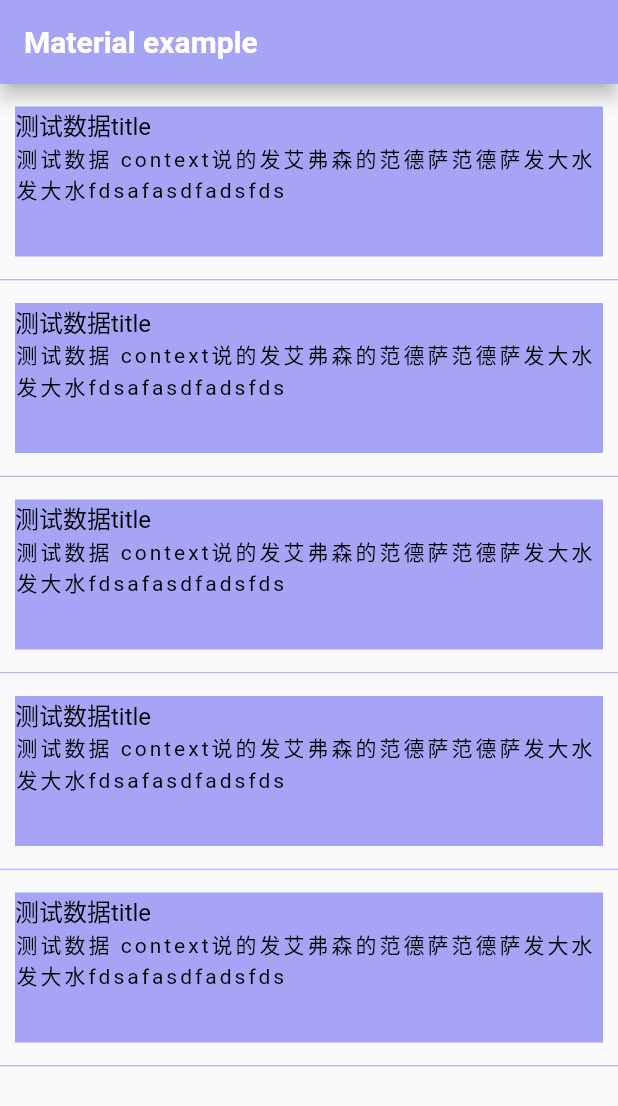
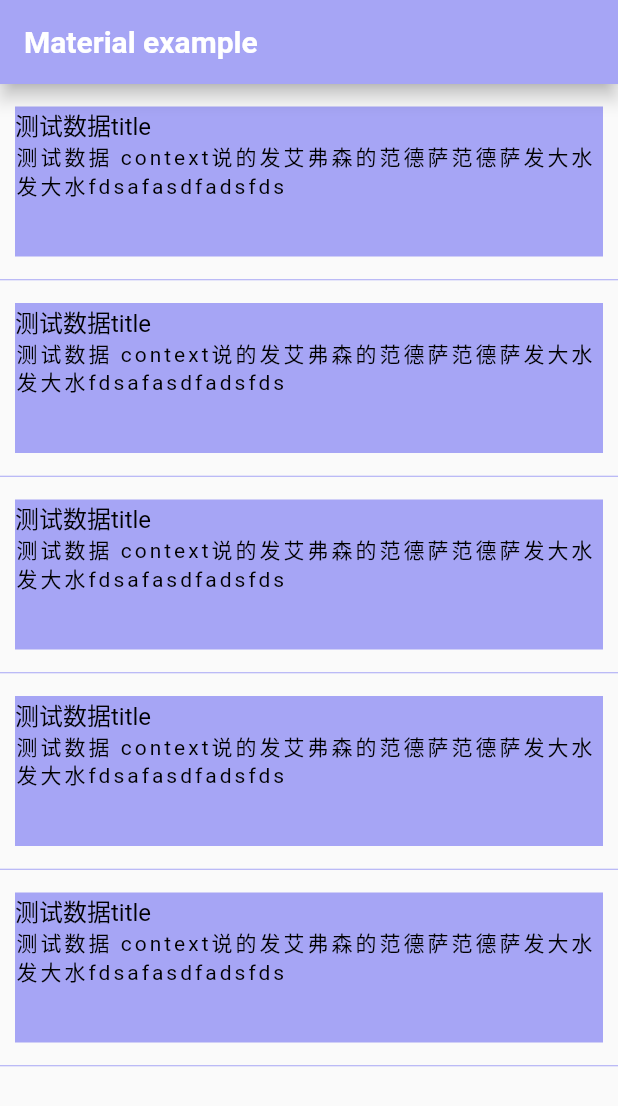
Before and after one commit to xiaofeixiaflyingOC/FlutterDemo, a Flutter app: the screen it shows after launch, on a phone screen of 412 x 824 dp. Shown: the top 1106 px of the screen. Run offline on Flutter 3.47's test engine with Material 2 defaults, Android fonts, the phone set to English and light mode, and no system bars.

Commit message:
增加行间距

```diff
--- a/FlutterNavite/Flutter/flutter_module/lib/main.dart
+++ b/FlutterNavite/Flutter/flutter_module/lib/main.dart
@@ -57,6 +57,7 @@ class Home extends StatelessWidget{
                 fontSize: 14,
                 letterSpacing:2,//字母间距
                 color:const Color(0xFF000000),
+                height: (5+14)/14.0//单行高度=行高系数x字体高度
               ),
             )
           ],
```
